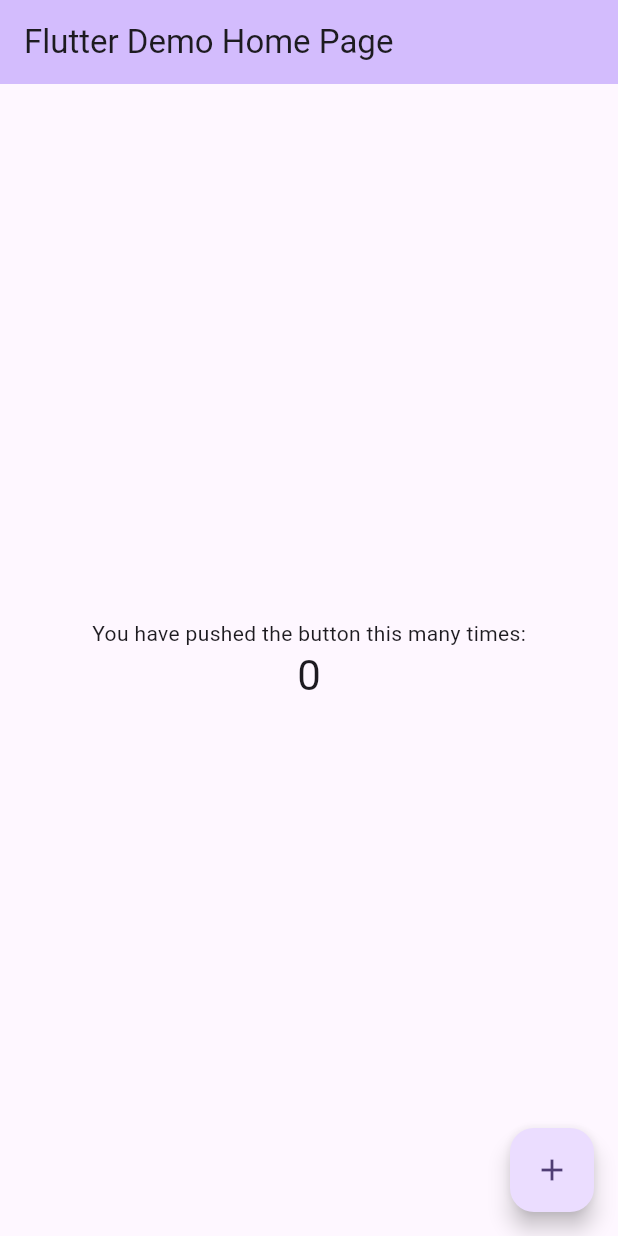
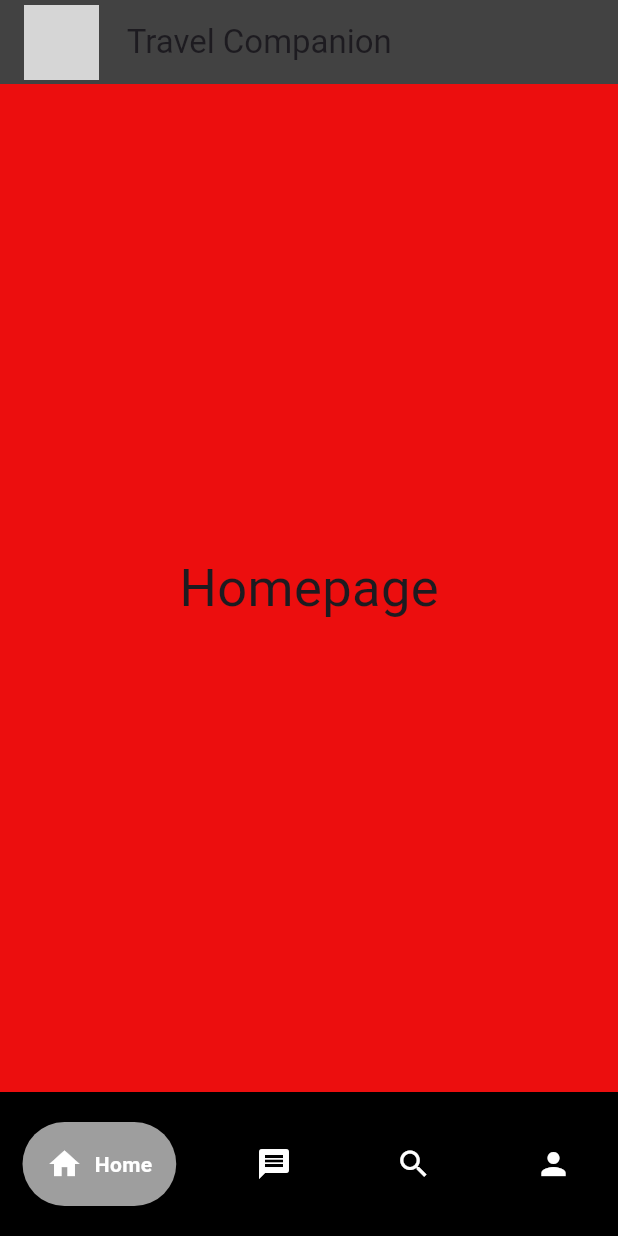
Before and after one commit to Asharma538/travel_companion, a Flutter app: the screen it shows after launch, on a phone screen of 412 x 824 dp. Run offline on Flutter 3.47's test engine with Material 3 defaults, Android fonts, the phone set to English and light mode, and no system bars; drawn by our look-alikes of google_nav_bar; grey boxes are pictures that could not be loaded.

Commit message:
basic skeleton

```diff
--- a/lib/main.dart
+++ b/lib/main.dart
@@ -1,125 +1,185 @@
 import 'package:flutter/material.dart';
+import 'package:google_nav_bar/google_nav_bar.dart';
 
 void main() {
 runApp(const MyApp());
 }
 
 class MyApp extends StatelessWidget {
-  const MyApp({super.key});
+const MyApp({Key? key}) : super(key: key);
 
-  // This widget is the root of your application.
+
 @override
 Widget build(BuildContext context) {
 	return MaterialApp(
-      title: 'Flutter Demo',
-      theme: ThemeData(
-        // This is the theme of your application.
-        //
-        // TRY THIS: Try running your application with "flutter run". You'll see
-        // the application has a blue toolbar. Then, without quitting the app,
-        // try changing the seedColor in the colorScheme below to Colors.green
-        // and then invoke "hot reload" (save your changes or press the "hot
-        // reload" button in a Flutter-supported IDE, or press "r" if you used
-        // the command line to start the app).
-        //
-        // Notice that the counter didn't reset back to zero; the application
-        // state is not lost during the reload. To reset the state, use hot
-        // restart instead.
-        //
-        // This works for code too, not just values: Most code changes can be
-        // tested with just a hot reload.
-        colorScheme: ColorScheme.fromSeed(seedColor: Colors.deepPurple),
-        useMaterial3: true,
-      ),
-      home: const MyHomePage(title: 'Flutter Demo Home Page'),
+	title: 'Travel Companion!',
+	debugShowCheckedModeBanner: false,
+	home: const HomePage(),
 	);
 }
 }
 
-class MyHomePage extends StatefulWidget {
-  const MyHomePage({super.key, required this.title});
-
-  // This widget is the home page of your application. It is stateful, meaning
-  // that it has a State object (defined below) that contains fields that affect
-  // how it looks.
-
-  // This class is the configuration for the state. It holds the values (in this
-  // case the title) provided by the parent (in this case the App widget) and
-  // used by the build method of the State. Fields in a Widget subclass are
-  // always marked "final".
-
-  final String title;
+class HomePage extends StatefulWidget {
+const HomePage({Key? key}) : super(key: key);
 
 @override
-  State<MyHomePage> createState() => _MyHomePageState();
+_HomePageState createState() => _HomePageState();
 }
 
-class _MyHomePageState extends State<MyHomePage> {
-  int _counter = 0;
+class _HomePageState extends State<HomePage> {
+int pageIndex = 0;
 
-  void _incrementCounter() {
-    setState(() {
-      // This call to setState tells the Flutter framework that something has
-      // changed in this State, which causes it to rerun the build method below
-      // so that the display can reflect the updated values. If we changed
-      // _counter without calling setState(), then the build method would not be
-      // called again, and so nothing would appear to happen.
-      _counter++;
-    });
-  }
+final pages = [
+	const Homepage(),
+	const Requests(),
+	const Search(),
+	const Profile(),
+];
 
 @override
 Widget build(BuildContext context) {
-    // This method is rerun every time setState is called, for instance as done
-    // by the _incrementCounter method above.
-    //
-    // The Flutter framework has been optimized to make rerunning build methods
-    // fast, so that you can just rebuild anything that needs updating rather
-    // than having to individually change instances of widgets.
 	return Scaffold(
+	backgroundColor: const Color(0xffC4DFCB),
 	appBar: AppBar(
-        // TRY THIS: Try changing the color here to a specific color (to
-        // Colors.amber, perhaps?) and trigger a hot reload to see the AppBar
-        // change color while the other colors stay the same.
-        backgroundColor: Theme.of(context).colorScheme.inversePrimary,
-        // Here we take the value from the MyHomePage object that was created by
-        // the App.build method, and use it to set our appbar title.
-        title: Text(widget.title),
+    backgroundColor: Colors.grey[800],
+        title: Row(
+          children: [
+            Image.asset(
+              'lib/assets/images/logo.png',
+              fit: BoxFit.contain,
+              height: 50.0,
             ),
-      body: Center(
-        // Center is a layout widget. It takes a single child and positions it
-        // in the middle of the parent.
-        child: Column(
-          // Column is also a layout widget. It takes a list of children and
-          // arranges them vertically. By default, it sizes itself to fit its
-          // children horizontally, and tries to be as tall as its parent.
-          //
-          // Column has various properties to control how it sizes itself and
-          // how it positions its children. Here we use mainAxisAlignment to
-          // center the children vertically; the main axis here is the vertical
-          // axis because Columns are vertical (the cross axis would be
-          // horizontal).
-          //
-          // TRY THIS: Invoke "debug painting" (choose the "Toggle Debug Paint"
-          // action in the IDE, or press "p" in the console), to see the
-          // wireframe for each widget.
-          mainAxisAlignment: MainAxisAlignment.center,
-          children: <Widget>[
-            const Text(
-              'You have pushed the button this many times:',
-            ),
-            Text(
-              '$_counter',
-              style: Theme.of(context).textTheme.headlineMedium,
-            ),
+            Container(
+              padding: EdgeInsets.all(8.0),
+              child: Text('  Travel Companion'),
+
+            )
           ],
         ),
     ),
-      floatingActionButton: FloatingActionButton(
-        onPressed: _incrementCounter,
-        tooltip: 'Increment',
-        child: const Icon(Icons.add),
-      ), // This trailing comma makes auto-formatting nicer for build methods.
+	body: pages[pageIndex],
+	bottomNavigationBar: buildMyNavBar(context),
+	);
+}
+
+Container buildMyNavBar(BuildContext context) {
+	return Container(
+        color: Colors.black,
+         child: Padding(
+           padding: EdgeInsets.symmetric(
+            horizontal: 15.0,
+            vertical: 20.0,
+           ),
+           child: GNav(
+            gap: 8.0,
+            padding: EdgeInsets.all(16),
+            backgroundColor: Colors.black,
+            color: Colors.white,
+            activeColor: Colors.white,
+            tabBackgroundColor: Colors.grey,
+
+            tabs: [
+              GButton(
+                icon: Icons.home,
+                text: 'Home',
+              ),
+              GButton(
+                icon: Icons.message,
+                text: 'Requests',
+                ),
+              GButton(
+                icon: Icons.search,
+                text: 'Search',
+                ),
+              GButton(
+                icon: Icons.person,
+                text: 'Profile',
+                ),
+            ],
+            selectedIndex: pageIndex,
+            onTabChange: (index){
+              setState(() {
+                pageIndex = index;
+              });
+            },
+           ),
+         )
       );
 }
 }
+
+class Homepage extends StatelessWidget {
+const Homepage({Key? key}) : super(key: key);
+
+@override
+Widget build(BuildContext context) {
+	return Container(
+	color: Color.fromARGB(255, 236, 14, 14),
+	child: Center(
+		child: Text(
+		"Homepage",
+    style: TextStyle(
+      fontSize: 35.0,
+    ),
+		),
+		),
+	);
+}
+}
+
+class Requests extends StatelessWidget {
+const Requests({Key? key}) : super(key: key);
+
+@override
+Widget build(BuildContext context) {
+	return Container(
+	color: Color.fromARGB(255, 216, 78, 181),
+	child: Center(
+		child: Text(
+      "Requests",
+      style: TextStyle(
+        fontSize: 35.0,
+      ),
+      )
+	),
+	);
+}
+}
+
+class Search extends StatelessWidget {
+const Search({Key? key}) : super(key: key);
+
+@override
+Widget build(BuildContext context) {
+	return Container(
+	color: Color.fromARGB(255, 238, 126, 21),
+	child: Center(
+		child: Text(
+      "Search",
+      style: TextStyle(
+        fontSize: 35.0,
+      ),
+    ),
+	),
+	);
+}
+}
+
+class Profile extends StatelessWidget {
+const Profile({Key? key}) : super(key: key);
+
+@override
+Widget build(BuildContext context) {
+	return Container(
+	color: Color.fromARGB(255, 10, 117, 160),
+	child: Center(
+		child: Text(
+      "Profile",
+      style: TextStyle(
+        fontSize: 35.0,
+      ),
+    ),
+	),
+	);
+}
+}
--- a/pubspec.yaml
+++ b/pubspec.yaml
@@ -30,6 +30,7 @@ environment:
 dependencies:
   flutter:
     sdk: flutter
+  google_nav_bar: ^5.0.6
 
 
   # The following adds the Cupertino Icons font to your application.
@@ -59,8 +60,8 @@ flutter:
   uses-material-design: true
 
   # To add assets to your application, add an assets section, like this:
-  # assets:
-  #   - images/a_dot_burr.jpeg
+  assets:
+      - lib\assets\images\logo.png
   #   - images/a_dot_ham.jpeg
 
   # An image asset can refer to one or more resolution-specific "variants", see
```
Also changed, not shown: pubspec.lock. Lines whose indentation alone changed are shown as unchanged.
